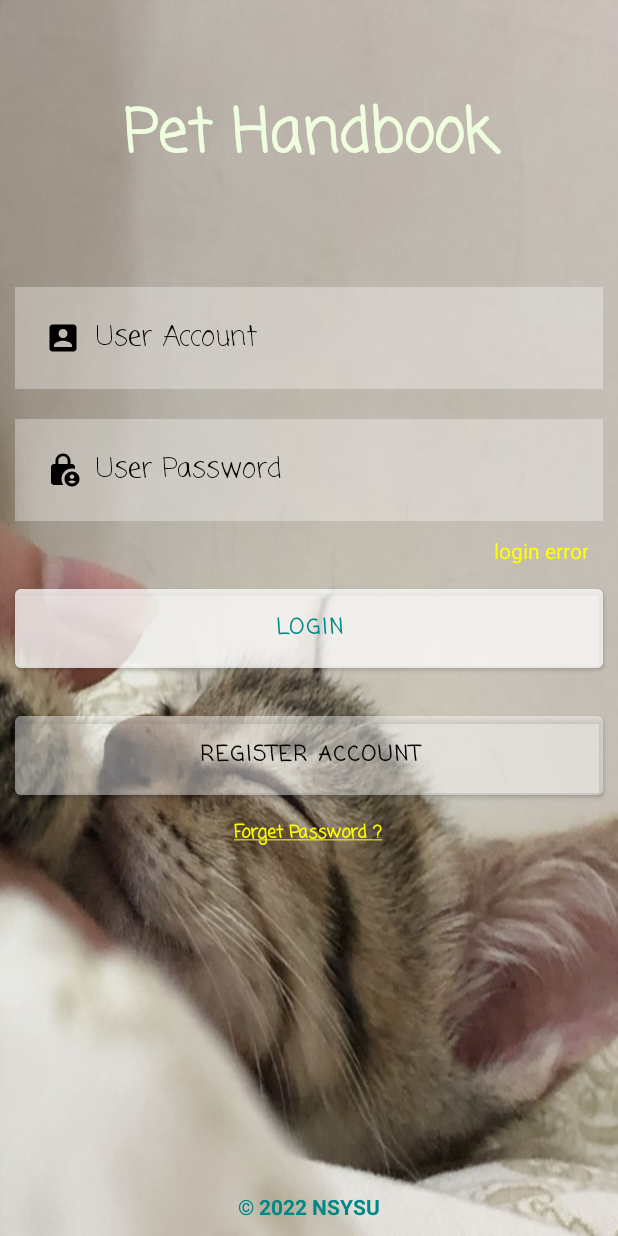
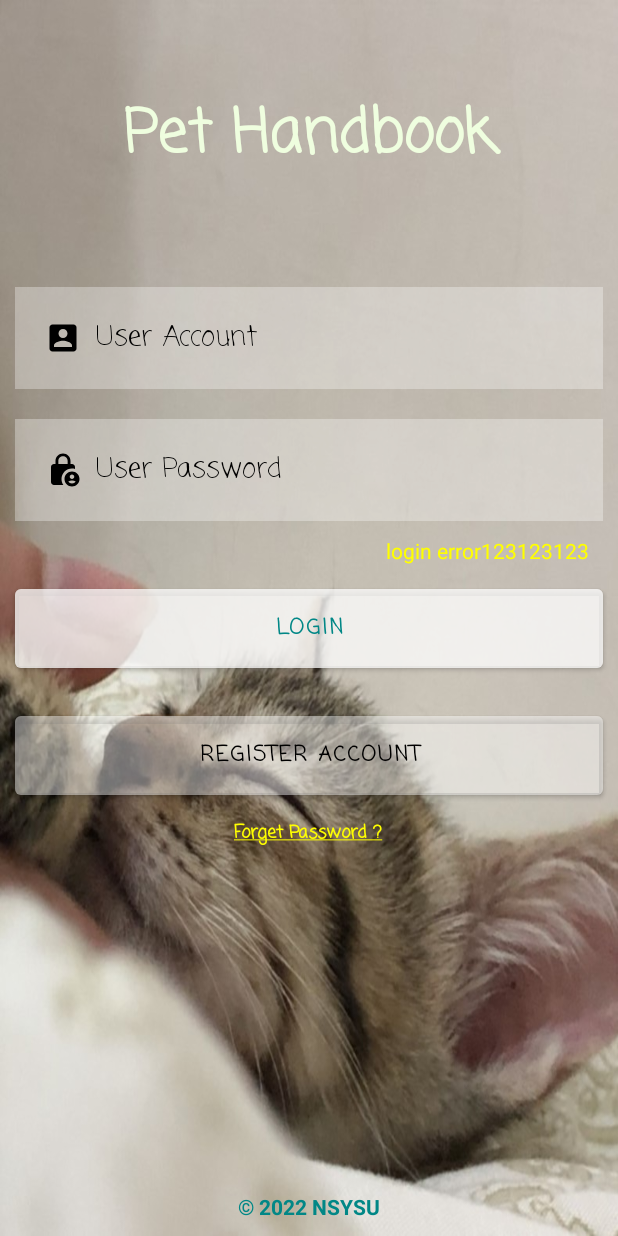
Before and after one commit to uNaXiG/PetManager, an Android app: the screen it shows after launch (LoginActivity), after a tap on "LOGIN", on a phone screen of 412 x 824 dp. Run offline under Robolectric (Android 15) with nearby library versions, the phone set to English and light mode, and no system bars.

Commit message:
test commit

```diff
--- a/app/src/main/java/com/example/petmanage/LoginActivity.java
+++ b/app/src/main/java/com/example/petmanage/LoginActivity.java
@@ -90,7 +90,7 @@ public class LoginActivity extends AppCompatActivity {
                 in_pwd = pwd.getText().toString();
                 if(in_name.length() < 8 || in_pwd.length() < 8){
                     Toast.makeText(LoginActivity.this, "Account(or password) length should be at least 8 character !", Toast.LENGTH_SHORT).show();
-                    pr.setText("login error");
+                    pr.setText("login error123123123");
                     return;
                 }
                 if(!Character.isLetter(in_name.charAt(0))){
```
